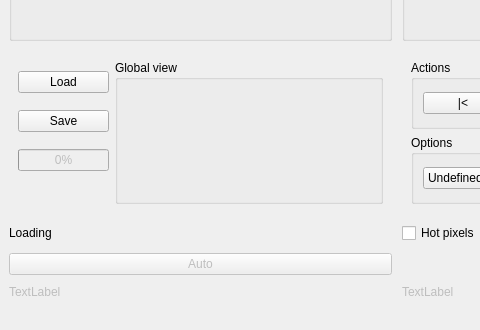
Qt form ui/tamanoir_simple.ui (cseyve/tamanoir) before a commit; both pictures show x 0 to 480 and y 291 to 621 of the 793 by 621 pixel window.
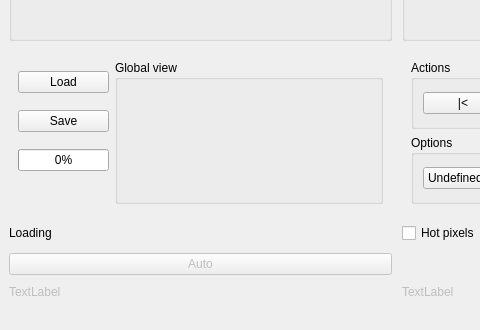
The same form after that commit. Icons and pictures are not drawn. Custom widgets are drawn as their Qt base class.

The edit to the form file:
```diff
--- a/ui/tamanoir_simple.ui
+++ b/ui/tamanoir_simple.ui
@@ -68,7 +68,7 @@
            <item>
             <widget class="QProgressBar" name="overAllProgressBar" >
              <property name="enabled" >
-              <bool>false</bool>
+              <bool>true</bool>
              </property>
              <property name="sizePolicy" >
               <sizepolicy vsizetype="Fixed" hsizetype="Preferred" >
```
Left out of the diff: 5 changed lines with no effect on the pictures.
